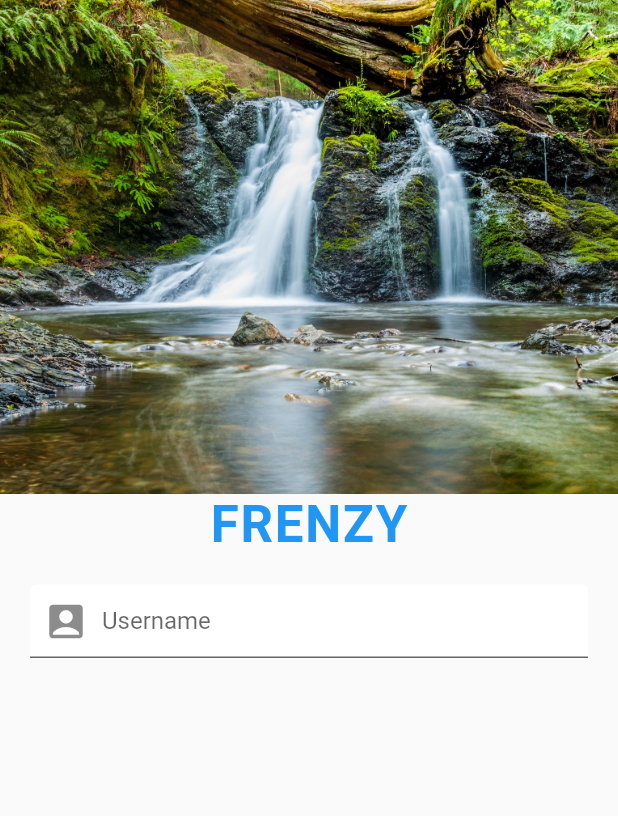
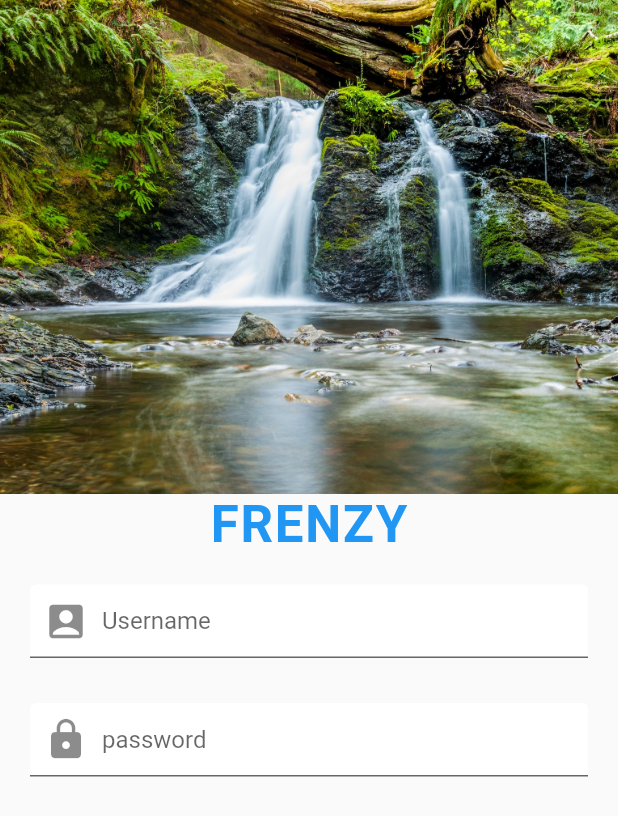
Before and after one commit to aximilli1212/flutter-googles, a Flutter app: the screen it shows after launch, on a phone screen of 412 x 824 dp. Shown: the top 816 px of the screen. Run offline on Flutter 3.47's test engine with Material 2 defaults, Android fonts, the phone set to English and light mode, and no system bars; our stand-ins replace animated_text_kit, audioplayers, cloud_firestore, firebase_auth, flutter_spinkit, font_awesome_flutter and 3 more; accounts and stored records are empty.

Commit message:
add password input obscured field

```diff
--- a/frenzy_social/lib/screens/login_screen.dart
+++ b/frenzy_social/lib/screens/login_screen.dart
@@ -25,7 +25,8 @@ class _LoginScreenState extends State<LoginScreen> {
                 fontSize: 34.0,
                 fontWeight: FontWeight.bold,
                 letterSpacing: 1.2,
-              ),), SizedBox(height:10.0),
+              ),),
+              SizedBox(height:10.0),
               Padding(
                 padding: const EdgeInsets.symmetric(vertical: 10.0, horizontal: 20.0),
                 child: TextField(
@@ -40,6 +41,23 @@ class _LoginScreenState extends State<LoginScreen> {
                     )
                   ),
                 ),
+              ),
+              SizedBox(height:10.0),
+              Padding(
+                padding: const EdgeInsets.symmetric(vertical: 10.0, horizontal: 20.0),
+                child: TextField(
+                  decoration: InputDecoration(
+                     contentPadding: EdgeInsets.symmetric(vertical:15.0),
+                    fillColor: Colors.white,
+                    filled: true,
+                    hintText: 'password',
+                    prefixIcon: Icon(
+                      Icons.lock,
+                      size: 30.0,
+                    )
+                  ),
+                  obscureText: true,
+                ),
               )
             ],
           ),
```
